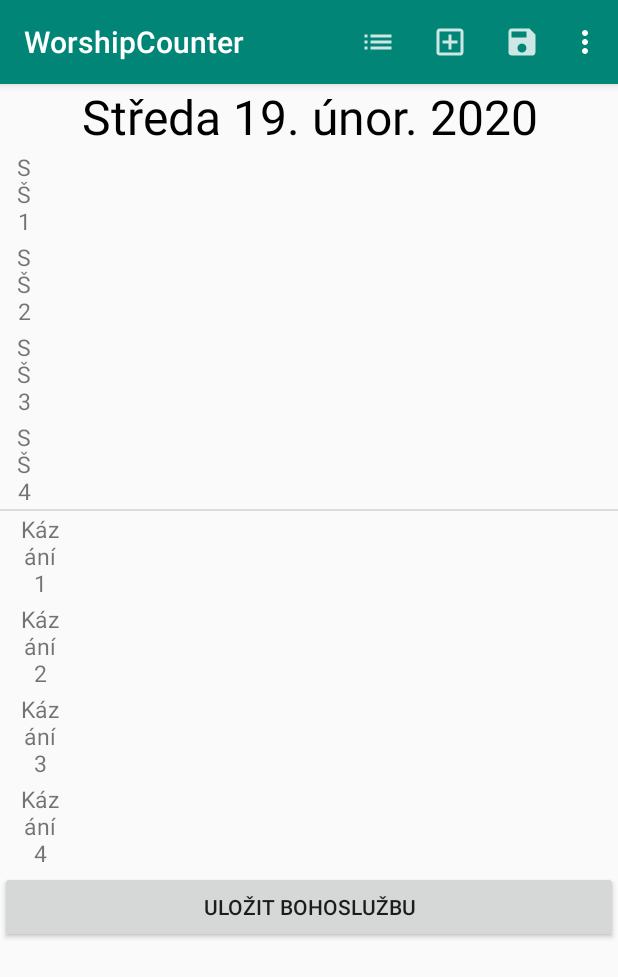
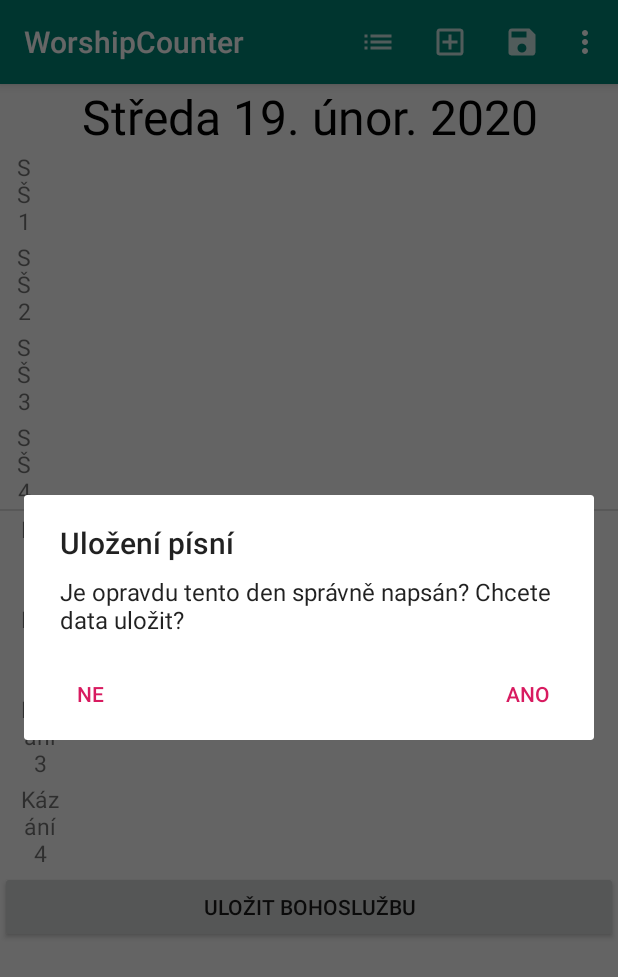
Before and after one commit to jelazi/WorshipCounter, an Android app: the screen it shows after launch (WorshipActivity), after a tap on "Uložit", on a phone screen of 412 x 824 dp. Shown: the top 977 px of the screen. Run offline under Robolectric (Android 15) with nearby library versions, the phone set to English and light mode, and no system bars.

Commit message:
show my dialog

```diff
--- a/app/src/main/java/cz/apollon/worshipcounter/WorshipActivity.kt
+++ b/app/src/main/java/cz/apollon/worshipcounter/WorshipActivity.kt
@@ -53,7 +53,7 @@ class WorshipActivity : AppCompatActivity() {
         dayList = WorshipDay(today)
 
         var control: Int = SongManager.controlData()
-        errorDialog(control)
+        showMyDialog(control)
     }
 
     fun initItems() {
@@ -106,7 +106,7 @@ class WorshipActivity : AppCompatActivity() {
         }
 
         saveBtn?.setOnClickListener {
-            saveDay()
+            dialogSaveDay()
         }
 
         firstBeforeSchool?.setOnClickListener {
@@ -159,7 +159,7 @@ class WorshipActivity : AppCompatActivity() {
             }
 
             R.id.save_day -> {
-                saveDay()
+                dialogSaveDay()
                 return true
             }
 
@@ -191,9 +191,10 @@ class WorshipActivity : AppCompatActivity() {
 
         builder.setPositiveButton("ANO"){dialog, which ->
             if (input.text.toString().isEmpty()) {
-                Toast.makeText(this@WorshipActivity, "Popis nesmí zůstat prázdný...", Toast.LENGTH_SHORT).show()
+                showMyDialog(-5)
             } else {
                 addNewPart(input.text.toString())
+                showMyDialog(2)
             }
         }
 
@@ -308,6 +309,23 @@ class WorshipActivity : AppCompatActivity() {
         }
     }
 
+    fun dialogSaveDay () {
+        val builder = AlertDialog.Builder(this@WorshipActivity)
+        builder.setTitle("Uložení písní")
+        builder.setMessage("Je opravdu tento den správně napsán? Chcete data uložit?")
+
+
+        builder.setPositiveButton("ANO"){dialog, which ->
+            saveDay()
+        }
+
+        builder.setNeutralButton("Ne"){_,_ ->
+        }
+
+        val dialog: AlertDialog = builder.create()
+        dialog.show()
+    }
+
     fun saveDay () {
         var index = 0
         listDaySong.forEach {
@@ -319,7 +337,7 @@ class WorshipActivity : AppCompatActivity() {
         }
 
        var result =  SongManager.saveDaysData(dayList!!)
-        errorDialog(result)
+        showMyDialog(result)
     }
 
     fun resetDataDialog () {
@@ -342,9 +360,10 @@ class WorshipActivity : AppCompatActivity() {
 
     fun loadTestData () {
         SongManager.createDefaultSongBook()
+        Toast.makeText(this@WorshipActivity, "Testovací data jsou načtena.", Toast.LENGTH_SHORT).show()
     }
 
-    fun errorDialog (result: Int) {
+    fun showMyDialog (result: Int) {
         when (result) {
             -1 -> {
                 val builder = AlertDialog.Builder(this@WorshipActivity)
@@ -354,6 +373,7 @@ class WorshipActivity : AppCompatActivity() {
 
                 builder.setPositiveButton("ANO"){dialog, which ->
                     SongManager.createDefaultSongBook()
+                    Toast.makeText(this@WorshipActivity, "Testovací data jsou načtena.", Toast.LENGTH_SHORT).show()
                 }
 
                 builder.setNeutralButton("Ne"){_,_ ->
@@ -377,11 +397,19 @@ class WorshipActivity : AppCompatActivity() {
                 Toast.makeText(this@WorshipActivity, "Seznam je prázdný", Toast.LENGTH_SHORT).show()
 
             }
+            -5 -> {
+                Toast.makeText(this@WorshipActivity, "Popis nesmí zůstat prázdný...", Toast.LENGTH_SHORT).show()
+
+            }
+
             0 -> {
 
             }
             1-> {
                 Toast.makeText(this@WorshipActivity, "Data jsou uložena", Toast.LENGTH_SHORT).show()
+            }
+            2-> {
+                Toast.makeText(this@WorshipActivity, "Nová položka je vytvořena", Toast.LENGTH_SHORT).show()
             }
 
             else -> {
```
Also changed, not shown: app/src/main/java/cz/apollon/worshipcounter/SongBookActivity.kt (+8 -4 lines).
